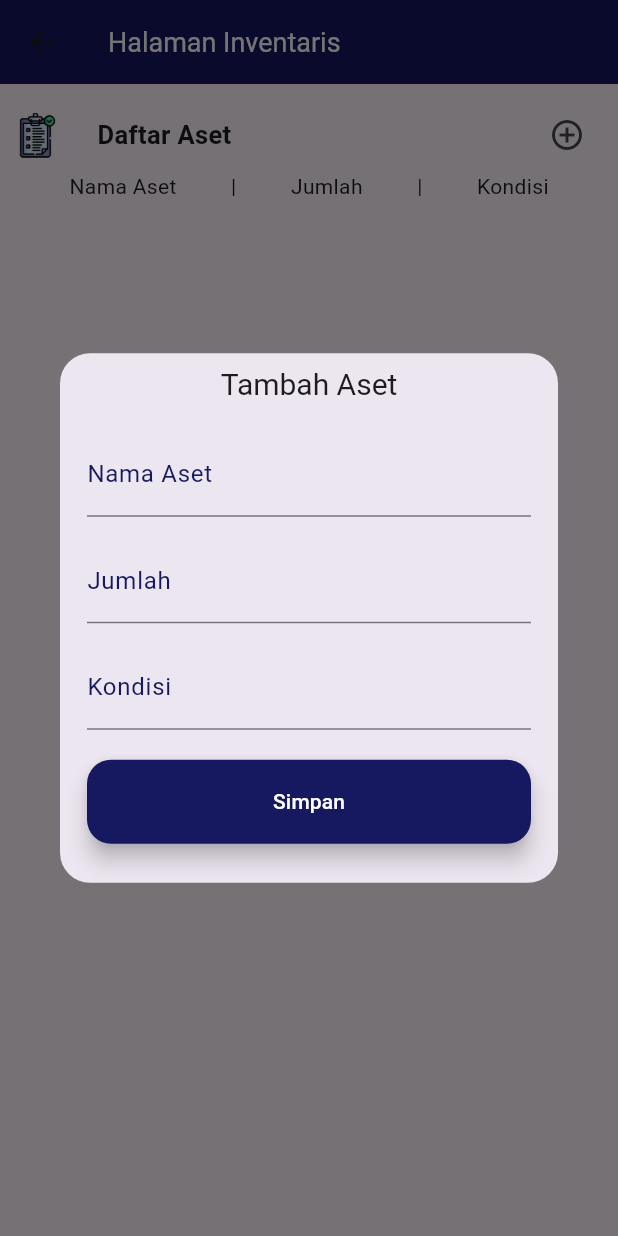
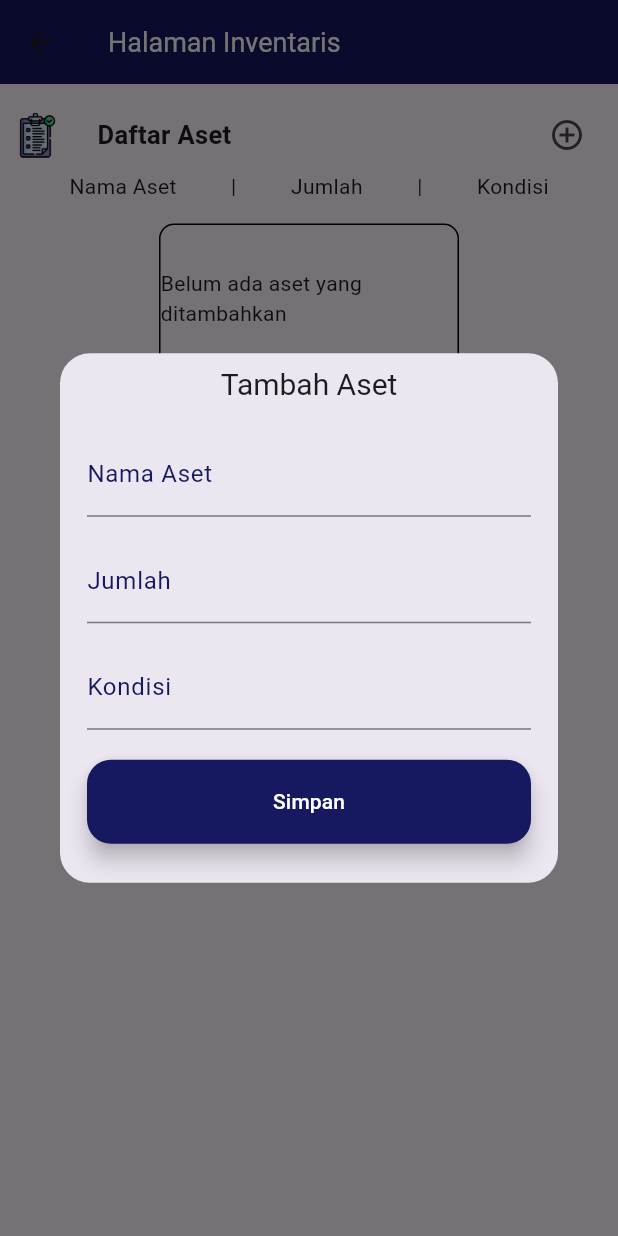
Before and after one commit to Rafiyudistra721/griya_rt_app, a Flutter app: the InvenView screen opened by its route, after a tap on the "add circle outline" icon, on a phone screen of 412 x 824 dp. Run offline on Flutter 3.47's test engine with Material 3 defaults, Android fonts, the light colour scheme and no system bars; drawn by our look-alikes of nb_utils; our stand-ins replace cloud_firestore, firebase_auth, firebase_core, firebase_storage, get; accounts and stored records are empty.

Commit message:
Update codebase with latest changes

```diff
--- a/lib/app/data/Models/inven_model.dart
+++ b/lib/app/data/Models/inven_model.dart
@@ -63,7 +63,6 @@ class InvenModel {
   Stream<List<InvenModel>> streamList() async* {
     yield* firebaseFirestore
     .collectionGroup(invenCollection)
-    .where("id", isNull: true)
     .orderBy("time", descending: true)
     .snapshots()
     .map((query) {
--- a/lib/app/data/Models/user_model.dart
+++ b/lib/app/data/Models/user_model.dart
@@ -1,3 +1,5 @@
+// ignore_for_file: avoid_print
+
 import 'dart:io';
 import 'package:cloud_firestore/cloud_firestore.dart';
 import 'package:griya_rt_app/app/data/database.dart';
--- a/lib/app/modules/home/controllers/home_controller.dart
+++ b/lib/app/modules/home/controllers/home_controller.dart
@@ -1,3 +1,5 @@
+// ignore_for_file: unnecessary_overrides
+
 import 'package:get/get.dart';
 
 class HomeController extends GetxController {
--- a/lib/app/modules/home/views/home_view.dart
+++ b/lib/app/modules/home/views/home_view.dart
@@ -8,6 +8,8 @@ import '../controllers/home_controller.dart';
 
 class HomeView extends GetView<HomeController> {
   final authC = Get.find<LoginController>();
+
+  HomeView({super.key});
   @override
   Widget build(BuildContext context) {
     return Scaffold(
--- a/lib/app/modules/inven/controllers/inven_controller.dart
+++ b/lib/app/modules/inven/controllers/inven_controller.dart
@@ -1,8 +1,9 @@
-// ignore_for_file: avoid_print, invalid_use_of_protected_member
+// ignore_for_file: avoid_print, invalid_use_of_protected_member, prefer_final_fields, unnecessary_overrides
 
 import 'package:flutter/material.dart';
 import 'package:get/get.dart';
 import 'package:griya_rt_app/app/data/Models/inven_model.dart';
+import 'package:griya_rt_app/app/data/Models/rt_model.dart';
 import 'package:nb_utils/nb_utils.dart';
 
 class InvenController extends GetxController {
@@ -28,6 +29,7 @@ class InvenController extends GetxController {
     invenModel.condition = conditionC.text;
     if (invenModel.id.isEmptyOrNull) {
       invenModel.time = DateTime.now();
+      invenModel.rtId = "ezcwJfC1XKNIEGrTCUNI";
     }
 
     try {
@@ -59,7 +61,7 @@ class InvenController extends GetxController {
         },
         textConfirm: "OK",
         textCancel: "Batalkan",
-        content: Column(
+        content: const Column(
           children: [
             Text('Apakah anda yakin ingin menghapus data aset?'),
           ],
--- a/lib/app/modules/inven/views/inven_view.dart
+++ b/lib/app/modules/inven/views/inven_view.dart
@@ -42,9 +42,12 @@ class InvenView extends GetView<InvenController> {
                       onPressed: () {
                         Get.defaultDialog(
                           contentPadding: EdgeInsets.zero,
-                          barrierDismissible: false,
+                          barrierDismissible: true,
                           content: AssetForm(),
-                          title: "Tambah Aset", titleStyle: TextStyle(fontSize: 20, ),
+                          title: "Tambah Aset",
+                          titleStyle: const TextStyle(
+                            fontSize: 20,
+                          ),
                         );
                       },
                       icon: const Icon(Icons.add_circle_outline))
@@ -61,12 +64,27 @@ class InvenView extends GetView<InvenController> {
                 ],
               ),
               15.height,
-              Container(
-                height: 500,
+              Obx(() {
+                if (controller.listInven.length <1) {
+                  return Container(
+                      height: 100,
+                      width: 200,
+                      alignment: Alignment.center,
+                      decoration: BoxDecoration(
+                          border: Border.all(),
+                          borderRadius: BorderRadius.circular(10)),
+                      child: const Center(
+                        child: Text("Belum ada aset yang ditambahkan"),
+                      ));
+                } else {
+                  return SizedBox(
+                    height: 400,
                     width: double.infinity,
                     child: ListView.builder(
                         scrollDirection: Axis.vertical,
                         physics: const ScrollPhysics(),
+                        shrinkWrap: true,
+                        clipBehavior: Clip.antiAlias,
                         itemCount: controller.listInven.length,
                         itemBuilder: (context, index) {
                           return AssetList(
@@ -74,7 +92,9 @@ class InvenView extends GetView<InvenController> {
                             inventory: controller.listInven[index],
                           );
                         }),
-              ),
+                  );
+                }
+              })
             ],
           ),
         ));
--- a/lib/app/modules/login/controllers/login_controller.dart
+++ b/lib/app/modules/login/controllers/login_controller.dart
@@ -1,3 +1,5 @@
+// ignore_for_file: prefer_final_fields, non_constant_identifier_names, prefer_interpolation_to_compose_strings, avoid_print, unnecessary_overrides
+
 import 'package:firebase_auth/firebase_auth.dart';
 import 'package:flutter/material.dart';
 import 'package:get/get.dart';
--- a/lib/app/modules/login/views/login_view.dart
+++ b/lib/app/modules/login/views/login_view.dart
@@ -1,3 +1,5 @@
+// ignore_for_file: must_be_immutable
+
 import 'package:flutter/material.dart';
 
 import 'package:get/get.dart';
--- a/lib/app/routes/app_pages.dart
+++ b/lib/app/routes/app_pages.dart
@@ -1,3 +1,5 @@
+// ignore_for_file: constant_identifier_names
+
 import 'package:get/get.dart';
 
 import '../modules/home/bindings/home_binding.dart';
--- a/lib/app/routes/app_routes.dart
+++ b/lib/app/routes/app_routes.dart
@@ -1,3 +1,5 @@
+// ignore_for_file: constant_identifier_names
+
 part of 'app_pages.dart';
 // DO NOT EDIT. This is code generated via package:get_cli/get_cli.dart
 
--- a/lib/app/widgets/asset_form.dart
+++ b/lib/app/widgets/asset_form.dart
@@ -1,4 +1,4 @@
-// ignore_for_file: prefer_final_fields
+// ignore_for_file: prefer_final_fields, must_be_immutable
 
 import 'package:flutter/material.dart';
 import 'package:flutter/services.dart';
@@ -11,6 +11,8 @@ import 'package:nb_utils/nb_utils.dart';
 class AssetForm extends GetView<InvenController> {
   GlobalKey<FormState> _form = GlobalKey();
   InvenModel invenModel = Get.arguments ?? InvenModel();
+
+  AssetForm({super.key});
 
   @override
   Widget build(BuildContext context) {
@@ -60,7 +62,7 @@ class AssetForm extends GetView<InvenController> {
                         borderSide: BorderSide(color: colorPrimary))),
               ),
               20.height,
-              Container(
+              SizedBox(
                 width: Get.width,
                 child: FloatingActionButton.extended(
                     backgroundColor: colorPrimary,
```
Also changed, not shown: lib/app/widgets/asset_list.dart (+7 -4 lines), lib/main.dart (+20 -6 lines). Lines whose indentation alone changed are shown as unchanged.
